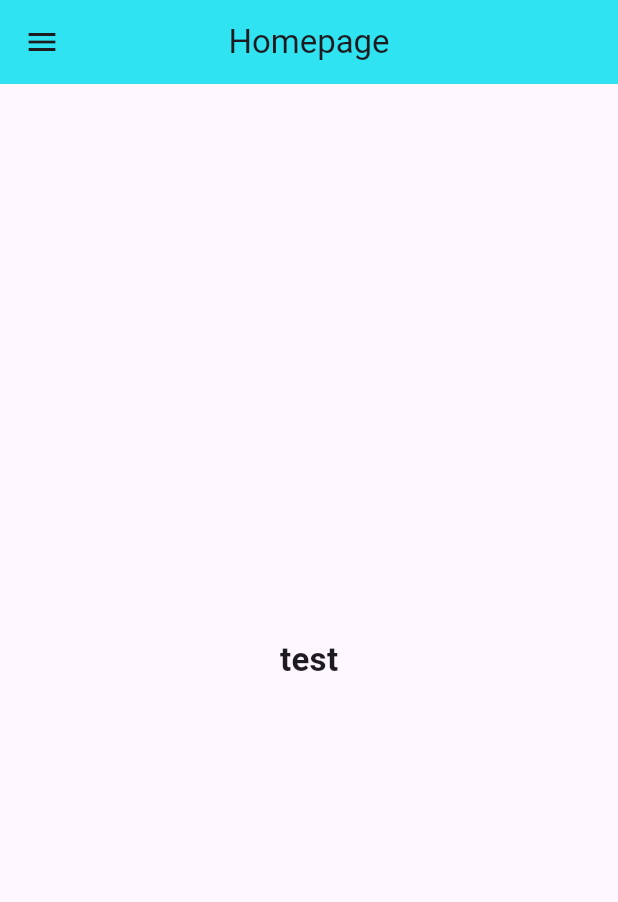
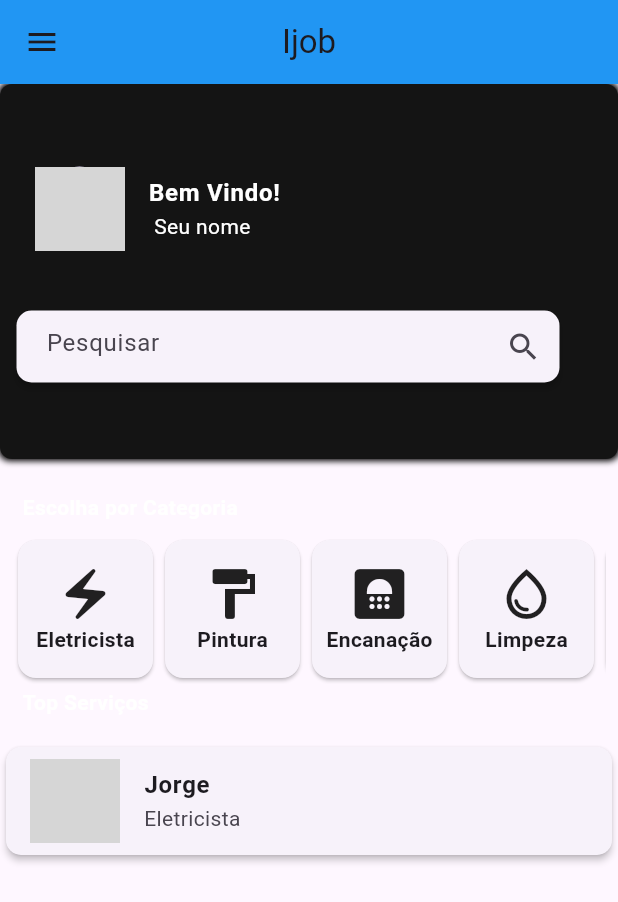
Before and after one commit to Amaralz/Ijob, a Flutter app: the HomePage screen opened by its route, on a phone screen of 412 x 824 dp. Shown: the top 902 px of the screen. Run offline on Flutter 3.47's test engine with Material 3 defaults, Android fonts, the light colour scheme and no system bars; our stand-ins replace mask_text_input_formatter; network calls fail; grey boxes are pictures that could not be loaded.

Commit message:
Imeplementados Componentes em Home_Page

```diff
--- /dev/null
+++ b/ijob/lib/Entities/categor.dart
@@ -0,0 +1,9 @@
+import 'package:flutter/widgets.dart';
+
+class Categor {
+  final String? id;
+  final String? name;
+  final IconData? icon;
+
+  Categor({required this.id, required this.name, this.icon});
+}
--- /dev/null
+++ b/ijob/lib/Entities/servicer.dart
@@ -0,0 +1,15 @@
+import 'package:ijob/Entities/categor.dart';
+
+class Servicer {
+  final String? id;
+  final String? nome;
+  final String? url;
+  final Categor? category;
+
+  Servicer({
+    required this.id,
+    required this.nome,
+    required this.category,
+    this.url,
+  });
+}
--- /dev/null
+++ b/ijob/lib/components/barSearchPrimaryPage.dart
@@ -0,0 +1,53 @@
+import 'package:flutter/material.dart';
+
+class barSearchPrimaryPage extends StatefulWidget {
+  final void Function(String) _funct;
+
+  barSearchPrimaryPage(this._funct);
+
+  @override
+  State<barSearchPrimaryPage> createState() => _SearchbarState();
+}
+
+class _SearchbarState extends State<barSearchPrimaryPage> {
+  final _searchController = TextEditingController();
+
+  _pressed() {
+    final searchText = _searchController.text;
+
+    if (searchText.isEmpty) {
+      return;
+    } else {
+      widget._funct(searchText);
+    }
+  }
+
+  @override
+  Widget build(BuildContext context) {
+    return Container(
+      width: 370,
+      child: Card(
+        elevation: 2,
+        shape: RoundedRectangleBorder(
+          borderRadius: BorderRadiusGeometry.circular(10),
+        ),
+        child: TextField(
+          decoration: InputDecoration(
+            contentPadding: const EdgeInsets.symmetric(
+              vertical: 10,
+              horizontal: 20,
+            ),
+            border: InputBorder.none,
+            hintText: "Pesquisar",
+            suffixIcon: IconButton(
+              icon: const Icon(Icons.search),
+              onPressed: _pressed,
+            ),
+          ),
+          controller: _searchController,
+          onSubmitted: (_) => _pressed(),
+        ),
+      ),
+    );
+  }
+}
--- /dev/null
+++ b/ijob/lib/components/middleGridPrimaryPage.dart
@@ -0,0 +1,41 @@
+import 'package:flutter/material.dart';
+import 'package:ijob/Entities/categor.dart';
+
+class Middlegridprimarypage extends StatelessWidget {
+  final List<Categor> categories;
+
+  Middlegridprimarypage(this.categories);
+
+  @override
+  Widget build(BuildContext context) {
+    return Container(
+      padding: EdgeInsets.symmetric(horizontal: 8),
+      height: 100,
+      child: ListView.builder(
+        itemCount: categories.length,
+        itemBuilder: (ctx, index) {
+          final categoria = categories[index];
+          return Card(
+            elevation: 1,
+            child: Column(
+              mainAxisAlignment: MainAxisAlignment.center,
+              children: <Widget>[
+                Icon(categoria.icon, size: 40),
+                Container(
+                  alignment: Alignment.center,
+                  width: 90,
+                  child: Text(
+                    categoria.name![0].toUpperCase() +
+                        categoria.name!.substring(1),
+                    style: TextStyle(fontWeight: FontWeight.bold, fontSize: 14),
+                  ),
+                ),
+              ],
+            ),
+          );
+        },
+        scrollDirection: Axis.horizontal,
+      ),
+    );
+  }
+}
--- /dev/null
+++ b/ijob/lib/components/middleListServices.dart
@@ -0,0 +1,44 @@
+import 'package:flutter/material.dart';
+import 'package:ijob/Entities/servicer.dart';
+
+class Middlelistservices extends StatelessWidget {
+  final List<Servicer> servicers;
+
+  Middlelistservices(this.servicers);
+
+  @override
+  Widget build(BuildContext context) {
+    return Container(
+      width: double.maxFinite,
+      padding: EdgeInsets.symmetric(vertical: 8),
+      height: 300,
+      child: ListView.builder(
+        itemCount: servicers.length,
+        itemBuilder: (ctx, index) {
+          final servicer = servicers[index];
+          return Card(
+            elevation: 2,
+            shape: RoundedRectangleBorder(
+              borderRadius: BorderRadiusGeometry.circular(10),
+            ),
+            child: ListTile(
+              leading: CircleAvatar(
+                radius: 30,
+                backgroundImage: servicer.url == null
+                    ? NetworkImage(
+                        "https://thumbs.dreamstime.com/b/default-profile-picture-avatar-photo-placeholder-vector-illustration-default-profile-picture-avatar-photo-placeholder-vector-189495158.jpg",
+                      )
+                    : NetworkImage(servicer.url!),
+              ),
+              title: Text(
+                servicer.nome!,
+                style: TextStyle(fontWeight: FontWeight.bold),
+              ),
+              subtitle: Text(servicer.category!.name!),
+            ),
+          );
+        },
+      ),
+    );
+  }
+}
--- /dev/null
+++ b/ijob/lib/components/middlePrimaryPage.dart
@@ -0,0 +1,39 @@
+import 'package:flutter/material.dart';
+import 'package:ijob/Components/middleGridPrimaryPage.dart';
+import 'package:ijob/Components/middleListServices.dart';
+import 'package:ijob/Entities/categor.dart';
+import 'package:ijob/Entities/servicer.dart';
+
+class Middleprimarypage extends StatelessWidget {
+  final List<Categor> categories;
+  final List<Servicer> servicers;
+
+  Middleprimarypage(this.categories, this.servicers);
+
+  Widget placerText(String text) {
+    return Padding(
+      padding: const EdgeInsets.only(bottom: 8.0, left: 15, top: 2),
+      child: Text(
+        text,
+        style: TextStyle(fontWeight: FontWeight.bold, color: Colors.white),
+      ),
+    );
+  }
+
+  @override
+  Widget build(BuildContext context) {
+    return Container(
+      height: 800,
+      width: double.maxFinite,
+      child: Column(
+        crossAxisAlignment: CrossAxisAlignment.start,
+        children: <Widget>[
+          placerText("Escolha por Categoria"),
+          SizedBox(height: 100, child: Middlegridprimarypage(categories)),
+          placerText("Top Serviços"),
+          Expanded(child: Middlelistservices(servicers)),
+        ],
+      ),
+    );
+  }
+}
--- /dev/null
+++ b/ijob/lib/components/topBarPrimaryPage.dart
@@ -0,0 +1,58 @@
+import 'package:flutter/material.dart';
+import 'package:ijob/Components/barSearchPrimaryPage.dart';
+
+class topBarPrimaryPage extends StatelessWidget {
+  final void Function(String) _funct;
+
+  topBarPrimaryPage(this._funct);
+
+  @override
+  Widget build(BuildContext context) {
+    return Container(
+      decoration: BoxDecoration(
+        borderRadius: BorderRadius.circular(8),
+        color: const Color.fromARGB(255, 20, 20, 20),
+        boxShadow: [
+          BoxShadow(color: Colors.black, spreadRadius: 1, blurRadius: 3),
+        ],
+      ),
+      height: 250,
+      child: Row(
+        children: <Widget>[
+          Padding(
+            padding: const EdgeInsets.all(7.0),
+            child: Column(
+              mainAxisAlignment: MainAxisAlignment.center,
+              children: <Widget>[
+                Container(
+                  width: 370,
+                  height: 100,
+                  child: ListTile(
+                    leading: CircleAvatar(
+                      radius: 30,
+                      backgroundImage: NetworkImage(
+                        "https://pt.quizur.com/_image?href=https://img.quizur.com/f/img5f0c80e0bd9d08.31973740.jpg?lastEdited=1594654954&w=600&h=600&f=webp",
+                      ),
+                    ),
+                    title: Text(
+                      "Bem Vindo!",
+                      style: TextStyle(
+                        fontWeight: FontWeight.bold,
+                        color: Colors.white,
+                      ),
+                    ),
+                    subtitle: Text(
+                      " Seu nome",
+                      style: TextStyle(color: Colors.white),
+                    ),
+                  ),
+                ),
+                barSearchPrimaryPage(_funct),
+              ],
+            ),
+          ),
+        ],
+      ),
+    );
+  }
+}
--- a/ijob/lib/main.dart
+++ b/ijob/lib/main.dart
@@ -1,7 +1,6 @@
 import 'package:flutter/material.dart';
 import 'package:ijob/pages/notificacao_page.dart';
 import 'package:ijob/pages/servicos_page.dart';
-//import 'package:ijob/pages/home_page.dart';
 import 'pages/login_component.dart';
 import 'pages/cadastro_component.dart';
 import 'pages/home_page.dart';
--- a/ijob/lib/pages/home_page.dart
+++ b/ijob/lib/pages/home_page.dart
@@ -1,4 +1,8 @@
 import 'package:flutter/material.dart';
+import 'package:ijob/Components/middlePrimaryPage.dart';
+import 'package:ijob/Components/topBarPrimaryPage.dart';
+import 'package:ijob/Entities/categor.dart';
+import 'package:ijob/Entities/servicer.dart';
 import 'package:ijob/components/side_bar.dart';
 
 class HomePage extends StatefulWidget {
@@ -8,28 +12,43 @@ class HomePage extends StatefulWidget {
 }
 
 class _HomePageState extends State<HomePage> {
+  final List<Categor> _categories = [
+    Categor(id: '1', name: "Eletricista", icon: Icons.electric_bolt_outlined),
+    Categor(id: '2', name: "Pintura", icon: Icons.format_paint),
+    Categor(id: '3', name: "Encanação", icon: Icons.bathroom),
+    Categor(id: '4', name: "Limpeza", icon: Icons.water_drop_outlined),
+    Categor(id: '5', name: "Tutoria", icon: Icons.menu_book),
+    Categor(id: '6', name: "Mudança", icon: Icons.fire_truck_sharp),
+  ];
+
+  final List<Servicer> _services = [
+    Servicer(
+      id: '1',
+      nome: 'Jorge',
+      category: Categor(id: '1', name: "Eletricista"),
+      url:
+          "https://thumbs.dreamstime.com/b/eletricista-nos-macac%C3%B5es-cercados-com-fontes-e-ferramentas-da-eletricidade-103748791.jpg",
+    ),
+  ];
+
+  _test(String objeto) {}
+
   @override
   Widget build(BuildContext context) {
     return Scaffold(
       appBar: AppBar(
-        title: const Text('Homepage'),
+        title: const Text('Ijob'),
         centerTitle: true,
-        backgroundColor: const Color.fromARGB(228, 23, 225, 239),
+        backgroundColor: Colors.blue,
         automaticallyImplyLeading: true,
       ),
       drawer: const Sidebar(), //adicionar lugares para navegar futuramente
-      body: Padding(
-        padding: EdgeInsets.all(20),
+      body: SingleChildScrollView(
         child: Column(
-          mainAxisAlignment: MainAxisAlignment.center,
-          crossAxisAlignment: CrossAxisAlignment.stretch,
-          children: const [
-            Center(
-              child: Text(
-                'test',
-                style: TextStyle(fontSize: 22, fontWeight: FontWeight.bold),
-              ),
-            ),
+          spacing: 20,
+          children: <Widget>[
+            Container(width: double.maxFinite, child: topBarPrimaryPage(_test)),
+            Middleprimarypage(_categories, _services),
           ],
         ),
       ),
--- a/ijob/lib/pages/login_component.dart
+++ b/ijob/lib/pages/login_component.dart
@@ -28,6 +28,7 @@ class _LoginComponentState extends State<LoginComponent> {
       appBar: AppBar(title: const Text(''), centerTitle: true), //iperson
       body: Padding(
         padding: EdgeInsets.all(20),
+        child: SingleChildScrollView(
           child: Column(
             mainAxisAlignment: MainAxisAlignment.center,
             crossAxisAlignment: CrossAxisAlignment.stretch,
@@ -50,11 +51,13 @@ class _LoginComponentState extends State<LoginComponent> {
               TextField(
                 controller: usuarioController,
                 decoration: const InputDecoration(labelText: 'Usuário'),
+                onSubmitted: (_) => _login(),
               ),
               TextField(
                 controller: senhaController,
                 decoration: const InputDecoration(labelText: 'Senha'),
                 obscureText: true,
+                onSubmitted: (_) => _login(),
               ),
               SizedBox(height: 20),
 
@@ -74,6 +77,7 @@ class _LoginComponentState extends State<LoginComponent> {
             ],
           ),
         ),
+      ),
     );
   }
 }
--- a/ijob/lib/pages/servicos_page.dart
+++ b/ijob/lib/pages/servicos_page.dart
@@ -1,5 +1,5 @@
 import 'package:flutter/material.dart';
-import 'package:ijob/components/side_bar.dart';
+import 'package:ijob/Components/side_bar.dart';
 
 class ServicosPage extends StatefulWidget {
   const ServicosPage({super.key});
--- a/ijob/pubspec.yaml
+++ b/ijob/pubspec.yaml
@@ -30,6 +30,7 @@ environment:
 dependencies:
   flutter:
     sdk: flutter
+  google_fonts: ^6.3.1
 
   # The following adds the Cupertino Icons font to your application.
   # Use with the CupertinoIcons class for iOS style icons.
@@ -59,12 +60,9 @@ flutter:
   uses-material-design: true
 
   # To add assets to your application, add an assets section, like this:
-  # assets:
-  #   - images/a_dot_burr.jpeg
-  #   - images/a_dot_ham.jpeg
-
   assets:
      - assets/images/trabalhadores.png
+  #   - images/a_dot_ham.jpeg
 
   # An image asset can refer to one or more resolution-specific "variants", see
   # https://flutter.dev/to/resolution-aware-images
```
Also changed, not shown: ijob/pubspec.lock, 15 other files. Lines whose indentation alone changed are shown as unchanged.
